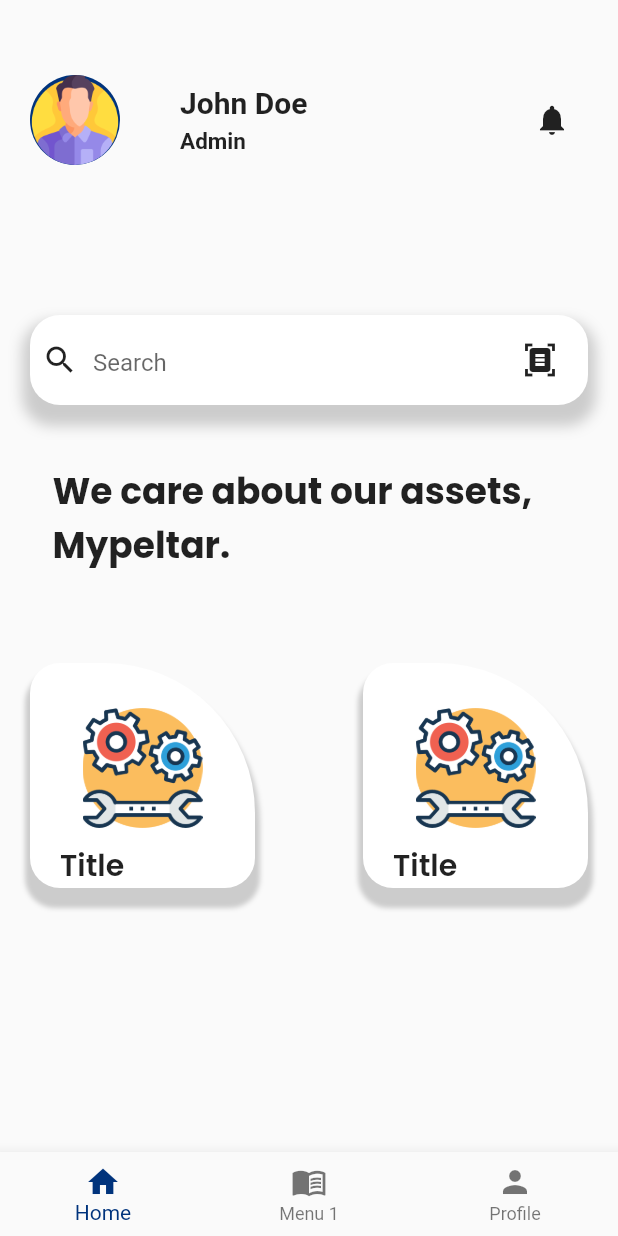
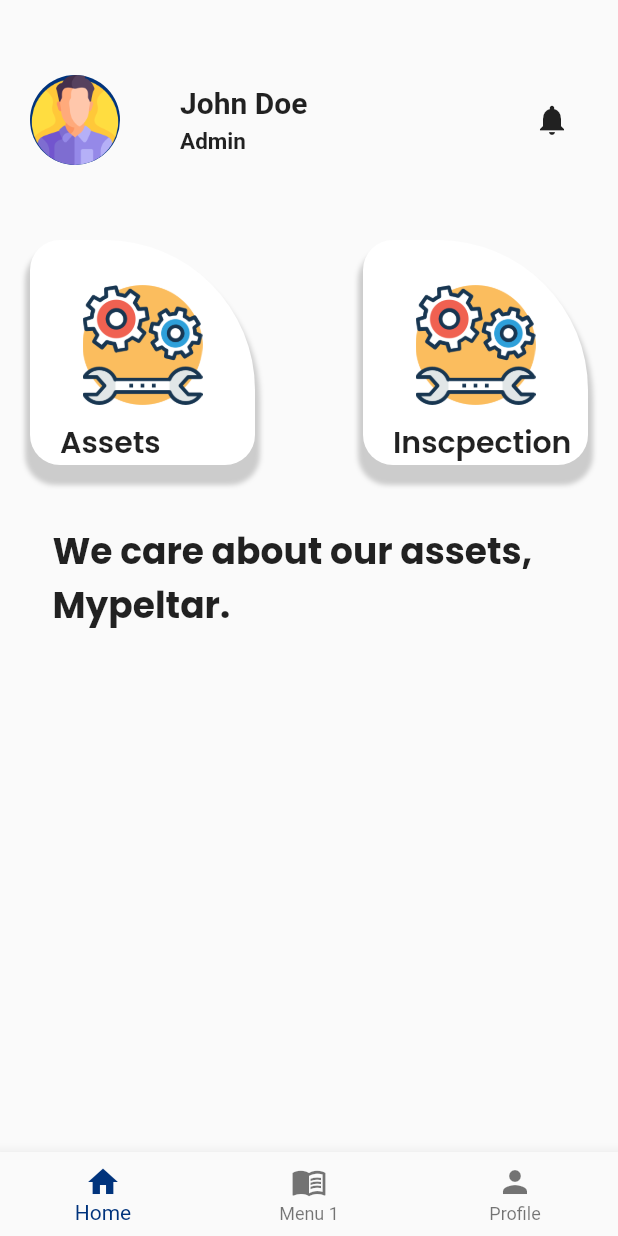
Before and after one commit to rian0502/mypeltar, a Flutter app: the Home screen opened directly with empty values, on a phone screen of 412 x 824 dp. Run offline on Flutter 3.47's test engine with Material 2 defaults, Android fonts, the phone set to English and light mode, and no system bars; our stand-ins replace go_router, google_fonts, shared_preferences; missing offline and left inert: qr_code_scanner; accounts and stored records are empty.

Commit message:
prototype dashboard

```diff
--- a/lib/components/menu.dart
+++ b/lib/components/menu.dart
@@ -1,4 +1,5 @@
 import 'package:flutter/material.dart';
+import 'package:go_router/go_router.dart';
 import 'package:google_fonts/google_fonts.dart';
 
 class Menu extends StatelessWidget {
@@ -31,7 +32,9 @@ class Menu extends StatelessWidget {
         ],
       ),
       child: InkWell(
-        onTap: (){},
+        onTap: () {
+          context.pushNamed(route, params: {'tab': '0'});
+        },
         child: Column(
           children: [
             const SizedBox(
--- a/lib/routes/app_route.dart
+++ b/lib/routes/app_route.dart
@@ -1,5 +1,8 @@
+import 'package:flutter/material.dart';
 import 'package:go_router/go_router.dart';
 import 'package:mypeltar/screens/scanner_screens.dart';
+import '../screens/about_screen.dart';
+import '../screens/assets_screen.dart';
 import '../screens/home_screen.dart';
 import '../screens/login_screen.dart';
 import '../screens/notification_screen.dart';
@@ -42,6 +45,30 @@ class AppRoute {
                 builder: (context, state) {
                   return const ScannerScreen();
                 }),
+            GoRoute(
+                path: 'assets',
+                name: 'assets',
+                builder: (context, state) {
+                  final tab = int.tryParse(state.params['tab'] ?? '') ?? 0;
+                  return AssetsScreen(
+                    key: state.pageKey,
+                    currentTab: tab,
+                  );
+                }),
+            GoRoute(
+                path: 'inspection',
+                name: '/inspection',
+                builder: (context, state) => const Placeholder()),
+            GoRoute(
+                path: 'about',
+                name: '/about',
+                builder: (context, state) {
+                  final tab = int.tryParse(state.params['tab'] ?? '') ?? 0;
+                  return AboutScreen(
+                    key: state.pageKey,
+                    currentTab: tab,
+                  );
+                }),
           ],
         ),
       ],
--- a/lib/screens/login_screen.dart
+++ b/lib/screens/login_screen.dart
@@ -12,12 +12,13 @@ class LoginScreen extends StatefulWidget {
 }
 
 class _LoginScreenState extends State<LoginScreen> {
+  int height = 0;
   @override
   Widget build(BuildContext context) {
     return Scaffold(
       appBar: AppBar(
         title: Text(
-          'Log in',
+          'Log In',
           style: GoogleFonts.poppins(
               fontSize: 25, fontWeight: FontWeight.w700, color: Colors.black),
         ),
--- a/lib/screens/scanner_screens.dart
+++ b/lib/screens/scanner_screens.dart
@@ -2,6 +2,7 @@ import 'dart:developer';
 import 'dart:io';
 import 'package:flutter/foundation.dart';
 import 'package:flutter/material.dart';
+import 'package:go_router/go_router.dart';
 import 'package:qr_code_scanner/qr_code_scanner.dart';
 
 class ScannerScreen extends StatefulWidget {
@@ -68,6 +69,10 @@ class _ScannerScreenState extends State<ScannerScreen> {
       setState(() {
         result = scanData;
       });
+      if (result?.code != null) {
+        controller.pauseCamera();
+        context.pop();
+      }
     });
     controller.pauseCamera();
     controller.resumeCamera();
--- a/lib/screens/tabs/dashboard.dart
+++ b/lib/screens/tabs/dashboard.dart
@@ -3,8 +3,6 @@ import 'package:go_router/go_router.dart';
 import 'package:google_fonts/google_fonts.dart';
 import 'package:mypeltar/components/dashboard_profile.dart';
 import 'package:mypeltar/components/menu.dart';
-
-import '../../components/search.dart';
 
 class DashboardPage extends StatefulWidget {
   const DashboardPage({Key? key}) : super(key: key);
@@ -35,9 +33,21 @@ class _DashboardPageState extends State<DashboardPage> {
             ],
           ),
           const SizedBox(
-            height: 100,
+            height: 50,
           ),
-          SearchBar(),
+          Row(
+            mainAxisAlignment: MainAxisAlignment.spaceBetween,
+            children: const [
+              Menu(
+                  image: 'assets/images/maintenance.png',
+                  route: 'assets',
+                  title: 'Assets'),
+              Menu(
+                  image: 'assets/images/maintenance.png',
+                  route: '/inspection',
+                  title: 'Inscpection')
+            ],
+          ),
           const SizedBox(
             height: 40,
           ),
@@ -58,22 +68,7 @@ class _DashboardPageState extends State<DashboardPage> {
               ],
             ),
           ),
-          const SizedBox(
-            height: 60,
-          ),
-          Row(
-            mainAxisAlignment: MainAxisAlignment.spaceBetween,
-            children: const [
-              Menu(
-                  image: 'assets/images/maintenance.png',
-                  route: '/route',
-                  title: 'Title'),
-              Menu(
-                  image: 'assets/images/maintenance.png',
-                  route: '/route',
-                  title: 'Title')
-            ],
-          )
+
         ],
       ),
     );
```
Also changed, not shown: lib/components/search.dart (+8 -5 lines), lib/screens/about_screen.dart (added, +121 -0 lines), lib/screens/assets_screen.dart (added, +29 -0 lines), lib/screens/home_screen.dart (+4 -5 lines).
